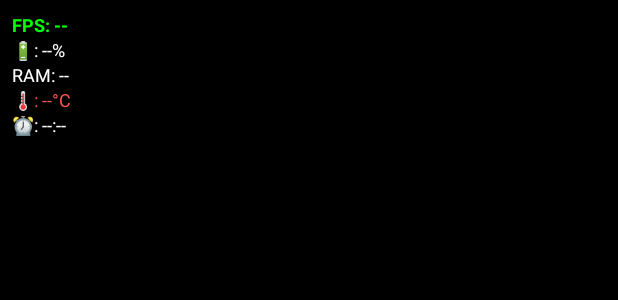
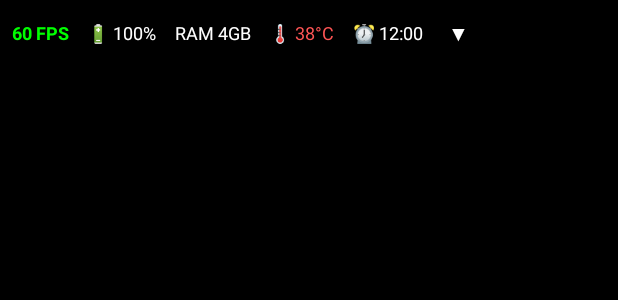
Before and after one commit to samuelsilva553/FFOptimizer, an Android app: the layout hud_layout.xml on its own in the app's theme, with its tools: preview values and no code run, on a phone screen of 412 x 824 dp. Shown: the top 300 px of the screen. Run offline under Robolectric (Android 15) with nearby library versions, the phone set to English and light mode, and no system bars.

Commit message:
Feat: HUD horizontal minimizavel, animacoes de clique, som e modo foco

```diff
--- a/app/src/main/res/layout/hud_layout.xml
+++ b/app/src/main/res/layout/hud_layout.xml
@@ -2,49 +2,70 @@
 <LinearLayout xmlns:android="http://schemas.android.com/apk/res/android"
     android:layout_width="wrap_content"
     android:layout_height="wrap_content"
-    android:orientation="vertical"
-    android:background="#99000000"
+    android:orientation="horizontal"
+    android:background="#CC000000"
     android:padding="8dp"
+    android:gravity="center_vertical"
     android:id="@+id/hudContainer">
 
+    <!-- Ícone de FPS -->
     <TextView
         android:id="@+id/tvFps"
         android:layout_width="wrap_content"
         android:layout_height="wrap_content"
-        android:text="FPS: --"
+        android:text="60 FPS"
         android:textColor="#00FF00"
         android:textSize="12sp"
-        android:textStyle="bold"/>
+        android:textStyle="bold"
+        android:layout_marginEnd="12dp"/>
 
+    <!-- Ícone de Bateria -->
     <TextView
         android:id="@+id/tvBattery"
         android:layout_width="wrap_content"
         android:layout_height="wrap_content"
-        android:text="🔋: --%"
+        android:text="🔋 100%"
         android:textColor="#FFFFFF"
-        android:textSize="12sp"/>
+        android:textSize="12sp"
+        android:layout_marginEnd="12dp"/>
 
+    <!-- Ícone de RAM -->
     <TextView
         android:id="@+id/tvRam"
         android:layout_width="wrap_content"
         android:layout_height="wrap_content"
-        android:text="RAM: --"
+        android:text="RAM 4GB"
         android:textColor="#FFFFFF"
-        android:textSize="12sp"/>
+        android:textSize="12sp"
+        android:layout_marginEnd="12dp"/>
 
+    <!-- Ícone de Temperatura -->
     <TextView
         android:id="@+id/tvTemp"
         android:layout_width="wrap_content"
         android:layout_height="wrap_content"
-        android:text="🌡️: --°C"
+        android:text="🌡️ 38°C"
         android:textColor="#FF5555"
-        android:textSize="12sp"/>
+        android:textSize="12sp"
+        android:layout_marginEnd="12dp"/>
 
+    <!-- Ícone de Hora -->
     <TextView
         android:id="@+id/tvTime"
         android:layout_width="wrap_content"
         android:layout_height="wrap_content"
-        android:text="⏰: --:--"
+        android:text="⏰ 12:00"
         android:textColor="#FFFFFF"
-        android:textSize="12sp"/>
+        android:textSize="12sp"
+        android:layout_marginEnd="12dp"/>
+
+    <!-- Botão para Minimizar (Seta) -->
+    <TextView
+        android:id="@+id/btnMinimize"
+        android:layout_width="wrap_content"
+        android:layout_height="wrap_content"
+        android:text="▼"
+        android:textColor="#FFFFFF"
+        android:textSize="14sp"
+        android:padding="4dp"/>
 </LinearLayout>
```
Also changed, not shown: app/src/main/java/com/seunome/ffoptimizer/HudService.kt (+44 -14 lines), app/src/main/java/com/seunome/ffoptimizer/MainActivity.kt (+50 -84 lines).
